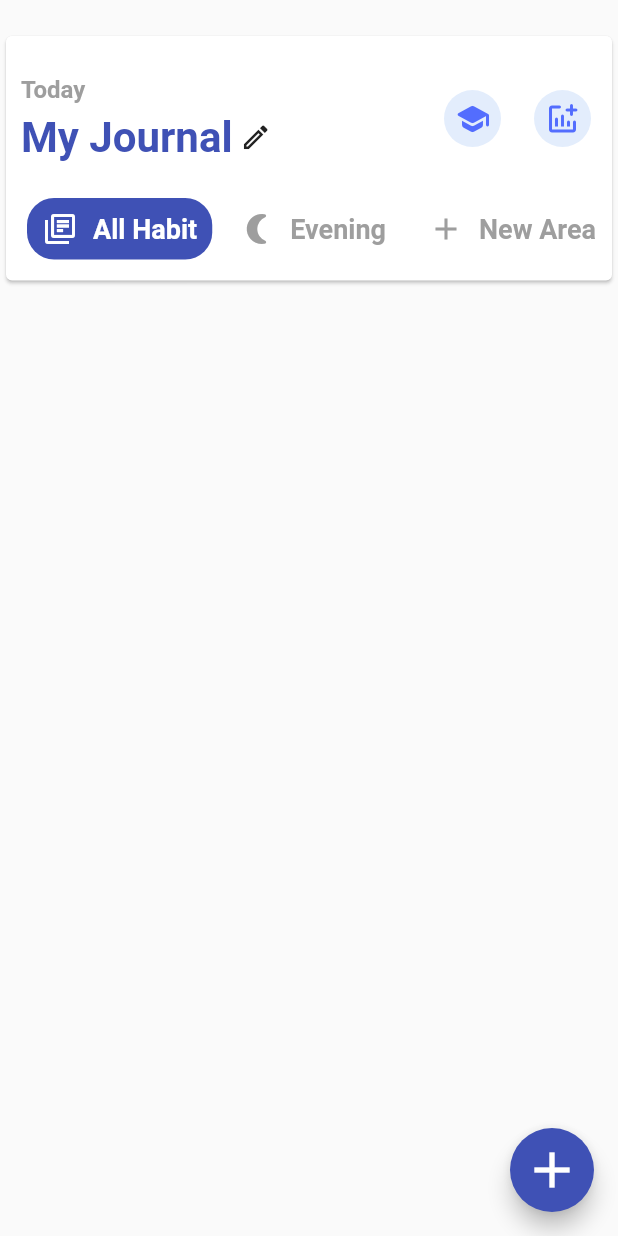
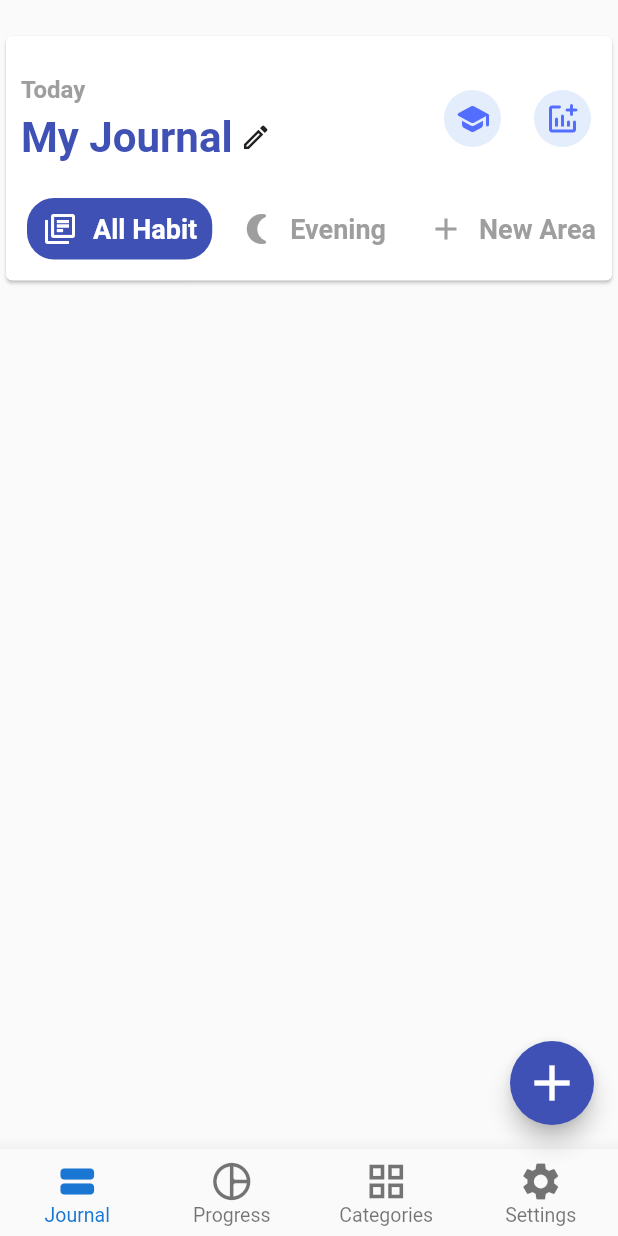
Before and after one commit to srv-shivam/habitify, a Flutter app: the screen it shows after launch, on a phone screen of 412 x 824 dp. Run offline on Flutter 3.47's test engine with Material 2 defaults, Android fonts, the phone set to English and light mode, and no system bars.

```diff
--- a/lib/main.dart
+++ b/lib/main.dart
@@ -181,13 +181,40 @@ class _MyHomePageState extends State<MyHomePage> {
         ],
       ),
       floatingActionButton: FloatingActionButton(
-        onPressed: _incrementCounter,
-        tooltip: 'Increment',
+        onPressed: null,
         child: const Icon(
           Icons.add,
           size: 40,
         ),
-      ), // This trailing comma makes auto-formatting nicer for build methods.
+      ),
+      bottomNavigationBar: BottomNavigationBar(
+        elevation: 10,
+        type: BottomNavigationBarType.fixed,
+        currentIndex: 0,
+        // onTap: _updateIndex,
+        selectedItemColor: Colors.blue[700],
+        selectedFontSize: 13,
+        unselectedFontSize: 13,
+        iconSize: 30,
+        items: const [
+          BottomNavigationBarItem(
+            label: "Journal",
+            icon: Icon(Icons.view_stream),
+          ),
+          BottomNavigationBarItem(
+            label: "Progress",
+            icon: Icon(Icons.pie_chart_outline_rounded),
+          ),
+          BottomNavigationBarItem(
+            label: "Categories",
+            icon: Icon(Icons.grid_view),
+          ),
+          BottomNavigationBarItem(
+            label: "Settings",
+            icon: Icon(Icons.settings),
+          ),
+        ],
+      ),
     );
   }
 }
```
